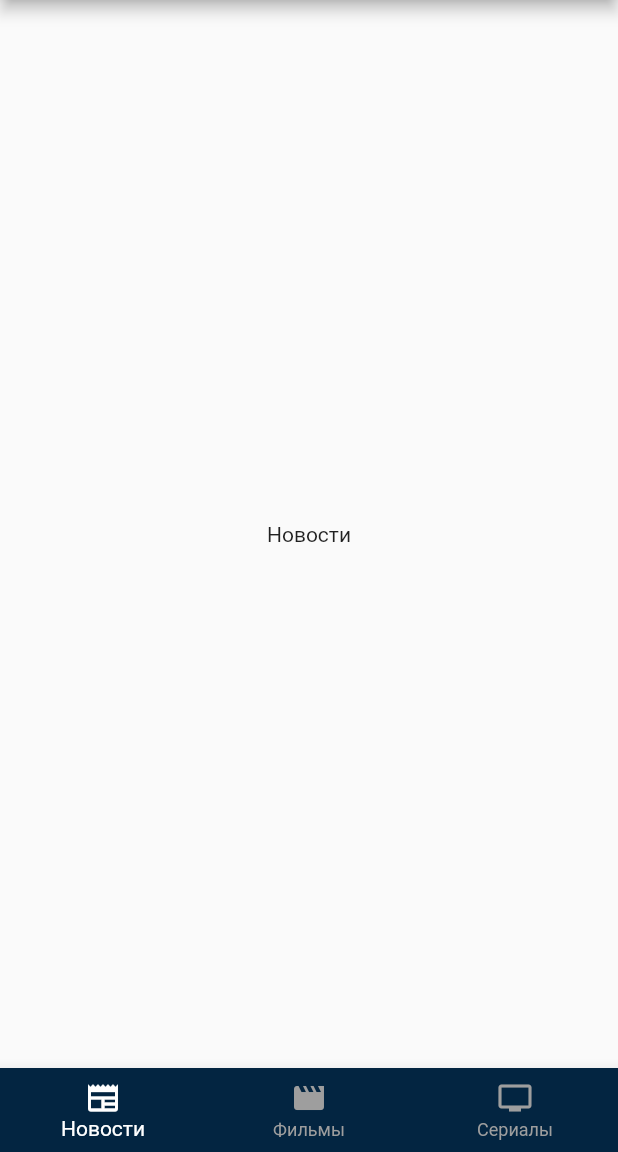
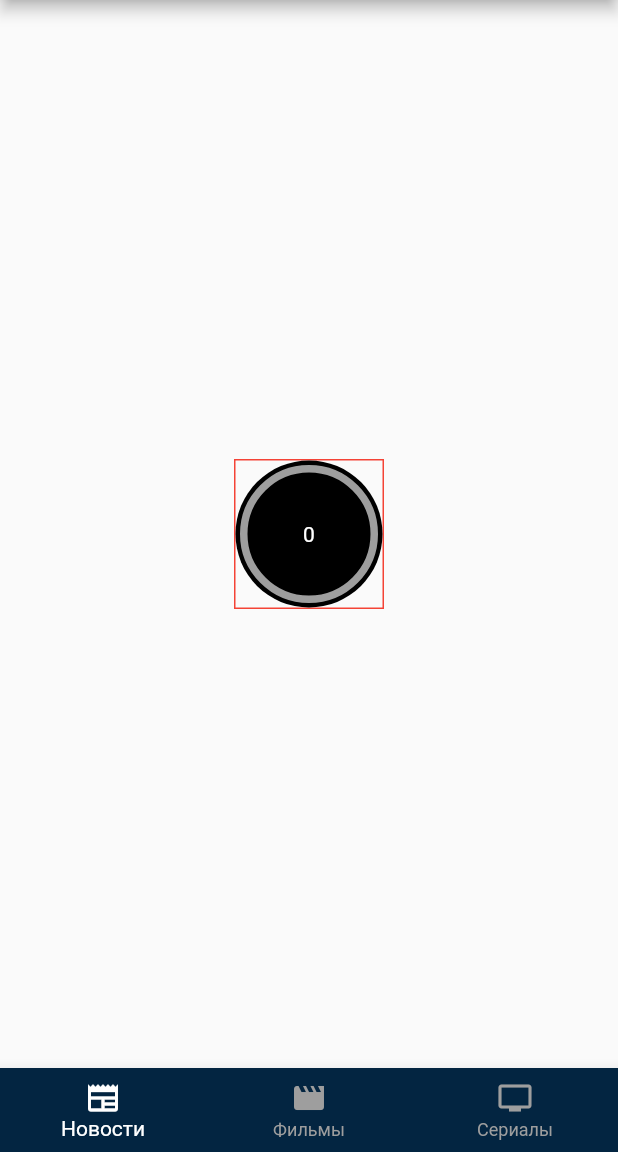
Before and after one commit to alexei-kruk-idf/themoviedb, a Flutter app: the screen it shows after launch, on a phone screen of 412 x 824 dp, the part 84-1236 px from its top. Run offline on Flutter 3.47's test engine with Material 2 defaults, Android fonts, the phone set to English and light mode, and no system bars; our stand-ins replace flutter_svg.

Commit message:
add percent bar widget

```diff
--- /dev/null
+++ b/lib/widgets/custom_widget/percent_bar_widget.dart
@@ -0,0 +1,137 @@
+import 'dart:math';
+
+import 'package:flutter/cupertino.dart';
+import 'package:flutter/material.dart';
+
+class PercentBarWidget extends StatelessWidget {
+  final Widget child;
+
+  final double percent;
+  final Color fillColor;
+  final Color lineColor;
+  final Color freeColor;
+  final double lineWidth;
+
+  const PercentBarWidget({
+    Key? key,
+    required this.child,
+    required this.percent,
+    required this.fillColor,
+    required this.lineColor,
+    required this.freeColor,
+    required this.lineWidth,
+  }) : super(key: key);
+
+  @override
+  Widget build(BuildContext context) {
+    return Stack(
+      fit: StackFit.expand,
+      children: [
+        CustomPaint(
+          painter: MyPainter(
+            percent: percent,
+            fillColor: fillColor,
+            lineColor: lineColor,
+            freeColor: freeColor,
+            lineWidth: lineWidth,
+          ),
+        ),
+        Padding(
+          padding: const EdgeInsets.all(11.0),
+          child: Center(child: child),
+        ),
+      ],
+    );
+  }
+}
+
+class MyPainter extends CustomPainter {
+  final double percent;
+  final Color fillColor;
+  final Color lineColor;
+  final Color freeColor;
+  final double lineWidth;
+
+  MyPainter({
+    required this.percent,
+    required this.fillColor,
+    required this.lineColor,
+    required this.freeColor,
+    required this.lineWidth,
+  });
+
+  @override
+  void paint(Canvas canvas, Size size) {
+    final arcRect = calculateArcsRect(size);
+    drawBackground(canvas, size);
+    drawFreeArc(canvas, arcRect);
+    drawFilledArc(canvas, arcRect);
+  }
+
+  void drawFilledArc(Canvas canvas, Rect arcRect) {
+    final paint = Paint();
+    paint.style = PaintingStyle.stroke;
+    paint.strokeWidth = lineWidth;
+    paint.strokeCap = StrokeCap.round;
+    paint.color = getColorFilledPen(paint);
+
+    canvas.drawArc(
+      arcRect,
+      -pi / 2,
+      pi * 2 * percent,
+      false,
+      paint,
+    );
+  }
+
+  Color getColorFilledPen(Paint paint) {
+    if (percent <= 0.333) {
+      const colorMultiplier = 255 / 33.3;
+      return Color.fromARGB(
+          255, (percent * 100 * colorMultiplier).toInt(), 0, 0);
+    } else if (percent >= 0.334 && percent <= 0.666) {
+      const colorMultiplier = 255 / 66.6;
+      return Color.fromARGB(
+          255, 255, (percent * 100 * colorMultiplier).toInt(), 0);
+    } else {
+      const colorMultiplier = 255 / 99.9;
+      return Color.fromARGB(
+          255, 255 - (percent * 100 * colorMultiplier).toInt(), 255, 0);
+    }
+  }
+
+  void drawFreeArc(Canvas canvas, Rect arcRect) {
+    final paint = Paint();
+    paint.color = freeColor;
+    paint.style = PaintingStyle.stroke;
+    paint.strokeWidth = lineWidth;
+
+    canvas.drawArc(
+      arcRect,
+      pi * 2 * percent - (pi / 2),
+      pi * 2 * (1.0 - percent),
+      false,
+      paint,
+    );
+  }
+
+  void drawBackground(Canvas canvas, Size size) {
+    final paint = Paint();
+    paint.color = fillColor;
+    paint.style = PaintingStyle.fill;
+    canvas.drawOval(Offset.zero & size, paint);
+  }
+
+  Rect calculateArcsRect(Size size) {
+    final linesMargin = 3;
+    final offest = lineWidth / 2 + linesMargin;
+    final arcRect = Offset(offest, offest) &
+        Size(size.width - offest * 2, size.height - offest * 2);
+    return arcRect;
+  }
+
+  @override
+  bool shouldRepaint(covariant CustomPainter oldDelegate) {
+    return true;
+  }
+}
--- a/lib/widgets/main/main_widget.dart
+++ b/lib/widgets/main/main_widget.dart
@@ -2,6 +2,7 @@ import 'package:flutter/material.dart';
 import 'package:flutter_svg/svg.dart';
 import 'package:themoviedb/resources/resources.dart';
 import 'package:themoviedb/widgets/movie_list/movie_list_widget.dart';
+import 'package:themoviedb/widgets/news/news_widget.dart';
 
 class MainWidget extends StatefulWidget {
   MainWidget({Key? key}) : super(key: key);
@@ -12,7 +13,7 @@ class MainWidget extends StatefulWidget {
 
 class _MainWidgetState extends State<MainWidget> {
   int _indexNavigation = 0;
-  final arrayText = [Text('Новости'), MovieList(), Text('Сериалы')];
+  final arrayText = [NewsWidget(), MovieList(), Text('Сериалы')];
 
   void _onTapBottomNavigation(int index) {
     if (_indexNavigation != index) {
--- a/lib/widgets/movie_list/movie_list_widget.dart
+++ b/lib/widgets/movie_list/movie_list_widget.dart
@@ -2,6 +2,7 @@
 
 import 'package:flutter/material.dart';
 import 'package:themoviedb/resources/resources.dart';
+import 'package:themoviedb/widgets/custom_widget/percent_bar_widget.dart';
 
 class MovieList extends StatelessWidget {
   const MovieList({Key? key}) : super(key: key);
--- /dev/null
+++ b/lib/widgets/news/news_widget.dart
@@ -0,0 +1,29 @@
+import 'package:flutter/material.dart';
+import 'package:themoviedb/widgets/custom_widget/percent_bar_widget.dart';
+
+class NewsWidget extends StatelessWidget {
+  const NewsWidget({Key? key}) : super(key: key);
+
+  @override
+  Widget build(BuildContext context) {
+    final percent = 0.00;
+
+    return Center(
+      child: Container(
+        width: 100,
+        height: 100,
+        child: PercentBarWidget(
+            percent: percent,
+            fillColor: Colors.black,
+            lineColor: Colors.red,
+            freeColor: Colors.grey,
+            lineWidth: 5,
+            child: Text(
+              (percent * 100).round().toString(),
+              style: TextStyle(color: Colors.white),
+            )),
+        decoration: BoxDecoration(border: Border.all(color: Colors.red)),
+      ),
+    );
+  }
+}
```
Also changed, not shown: lib/widgets/movie/movie.dart (added).
